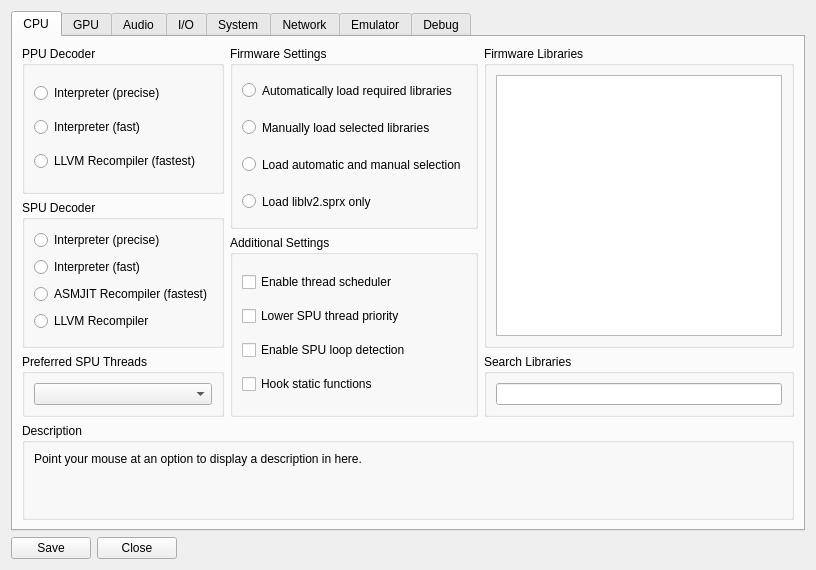
Qt form rpcs3/rpcs3qt/settings_dialog.ui (RPCS3/rpcs3) before a commit.
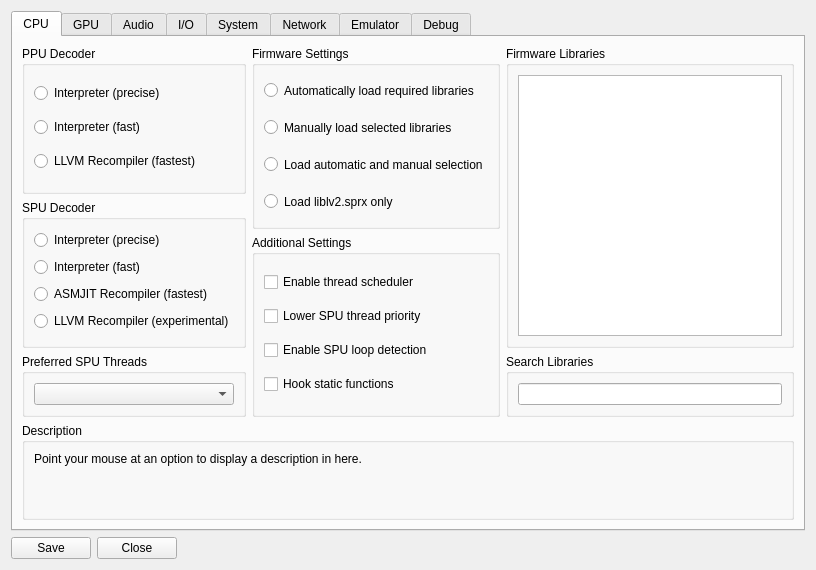
The same form after that commit. Icons and pictures are not drawn.

Commit message: Added (experimental) next to LLVM Recompiler

What changed in the file:
```diff
--- a/rpcs3/rpcs3qt/settings_dialog.ui
+++ b/rpcs3/rpcs3qt/settings_dialog.ui
@@ -107,7 +107,7 @@
               <item>
                <widget class="QRadioButton" name="spu_llvm">
                 <property name="text">
-                 <string>LLVM Recompiler</string>
+                 <string>LLVM Recompiler (experimental)</string>
                 </property>
                </widget>
               </item>
```
